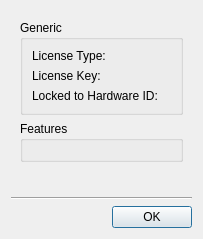
Old version of the form vms/client/nx_vms_client_desktop/src/ui/dialogs/license_details_dialog.ui in the repository networkoptix/nx_open.
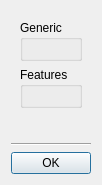
New version of the form.

Commit message:
VMS-17254: Display number of license deactivations in the license details form
Branch: vms_4.1

What changed in the file:
```diff
--- a/vms/client/nx_vms_client_desktop/src/ui/dialogs/license_details_dialog.ui
+++ b/vms/client/nx_vms_client_desktop/src/ui/dialogs/license_details_dialog.ui
@@ -10,7 +10,7 @@
     <x>0</x>
     <y>0</y>
     <width>431</width>
-    <height>319</height>
+    <height>148</height>
    </rect>
   </property>
   <property name="sizePolicy">
@@ -40,50 +40,7 @@
         <property name="flat">
          <bool>true</bool>
         </property>
-        <layout class="QVBoxLayout" name="verticalLayout_2">
-         <item>
-          <layout class="QHBoxLayout" name="horizontalLayout_2" stretch="0,1">
-           <item>
-            <widget class="QLabel" name="label">
-             <property name="text">
-              <string>License Type:</string>
-             </property>
-            </widget>
-           </item>
-           <item>
-            <widget class="QLabel" name="licenseTypeLabel"/>
-           </item>
-          </layout>
-         </item>
-         <item>
-          <layout class="QHBoxLayout" name="horizontalLayout_3" stretch="0,1">
-           <item>
-            <widget class="QLabel" name="label_5">
-             <property name="text">
-              <string>License Key:</string>
-             </property>
-            </widget>
-           </item>
-           <item>
-            <widget class="QLabel" name="licenseKeyLabel"/>
-           </item>
-          </layout>
-         </item>
-         <item>
-          <layout class="QHBoxLayout" name="horizontalLayout_4" stretch="0,1">
-           <item>
-            <widget class="QLabel" name="label_6">
-             <property name="text">
-              <string>Locked to Hardware ID:</string>
-             </property>
-            </widget>
-           </item>
-           <item>
-            <widget class="QLabel" name="licenseHwidLabel"/>
-           </item>
-          </layout>
-         </item>
-        </layout>
+        <layout class="QFormLayout" name="genericDetailsLayout"/>
        </widget>
       </item>
       <item>
@@ -94,11 +51,7 @@
         <property name="flat">
          <bool>true</bool>
         </property>
-        <layout class="QFormLayout" name="featuresLayout">
-         <property name="fieldGrowthPolicy">
-          <enum>QFormLayout::AllNonFixedFieldsGrow</enum>
-         </property>
-        </layout>
+        <layout class="QFormLayout" name="featuresLayout"/>
        </widget>
       </item>
       <item>
```
Left out of the diff: 2 changed lines with no effect on the pictures. The commit also changes 2 other files.
